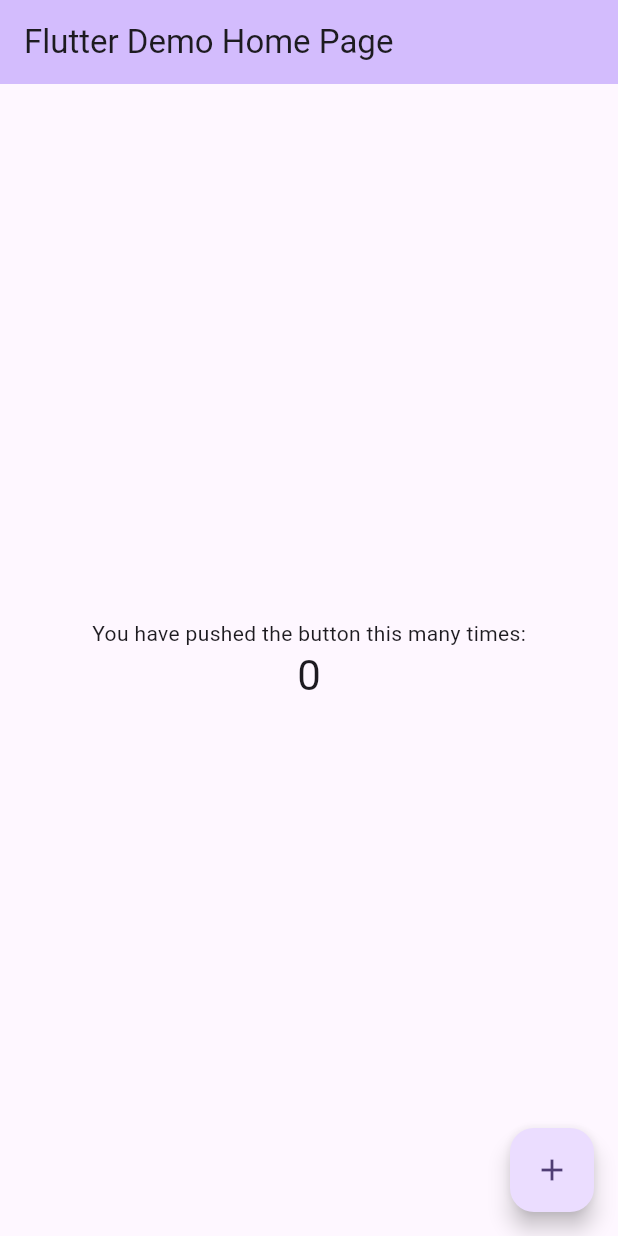
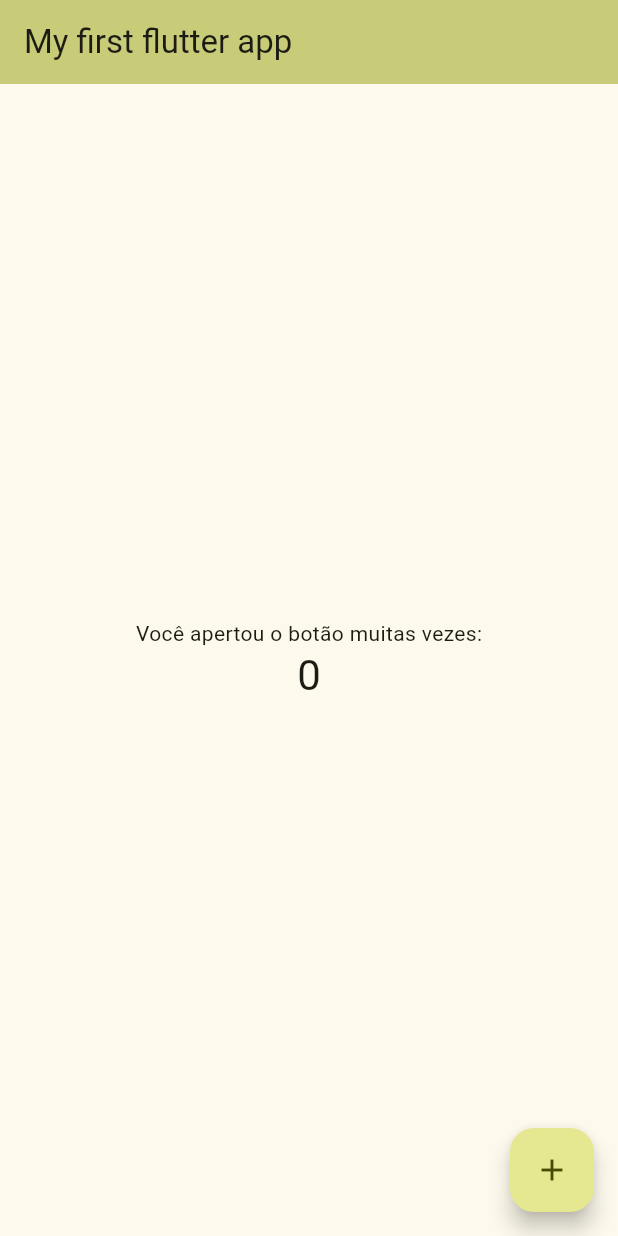
Before and after one commit to Brgnascimento/flutterapp, a Flutter app: the screen it shows after launch, on a phone screen of 412 x 824 dp. Run offline on Flutter 3.47's test engine with Material 3 defaults, Android fonts, the phone set to English and light mode, and no system bars.

Commit message:
Mudança de local

```diff
--- a/lib/main.dart
+++ b/lib/main.dart
@@ -28,9 +28,9 @@ class MyApp extends StatelessWidget {
         //
         // This works for code too, not just values: Most code changes can be
         // tested with just a hot reload.
-        colorScheme: ColorScheme.fromSeed(seedColor: Colors.deepPurple),
+        colorScheme: ColorScheme.fromSeed(seedColor: const Color.fromARGB(255, 246, 255, 0)),
       ),
-      home: const MyHomePage(title: 'Flutter Demo Home Page'),
+      home: const MyHomePage(title: 'My first flutter app'),
     );
   }
 }
@@ -104,7 +104,7 @@ class _MyHomePageState extends State<MyHomePage> {
           // wireframe for each widget.
           mainAxisAlignment: MainAxisAlignment.center,
           children: <Widget>[
-            const Text('You have pushed the button this many times:'),
+            const Text('Você apertou o botão muitas vezes:'),
             Text(
               '$_counter',
               style: Theme.of(context).textTheme.headlineMedium,
```
Also changed, not shown: 1 other file.
